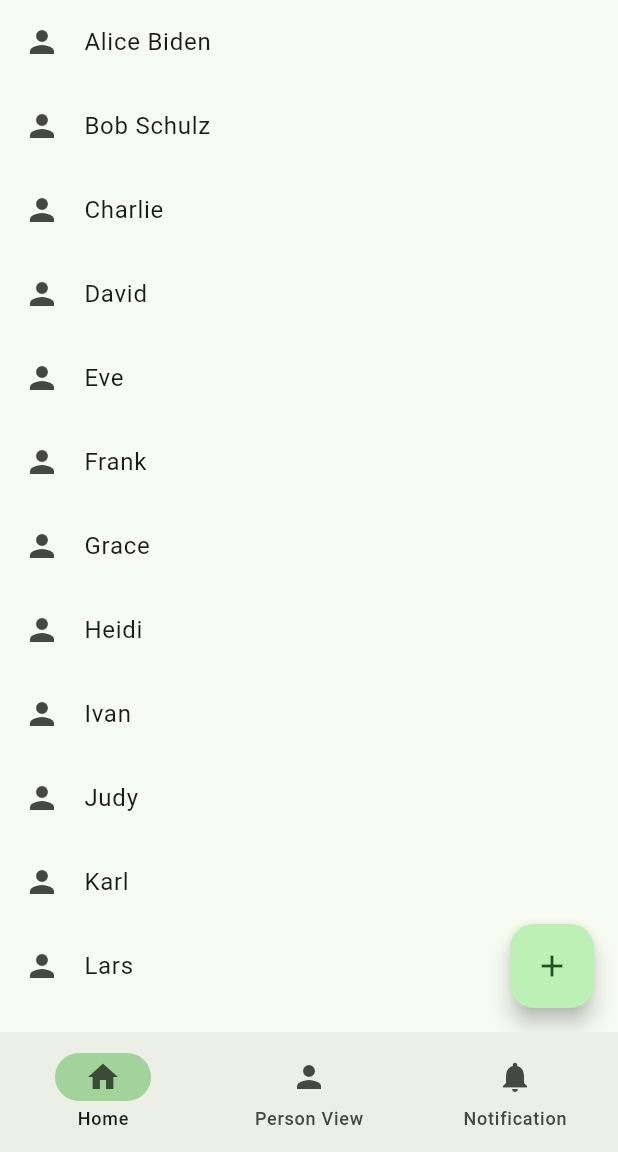
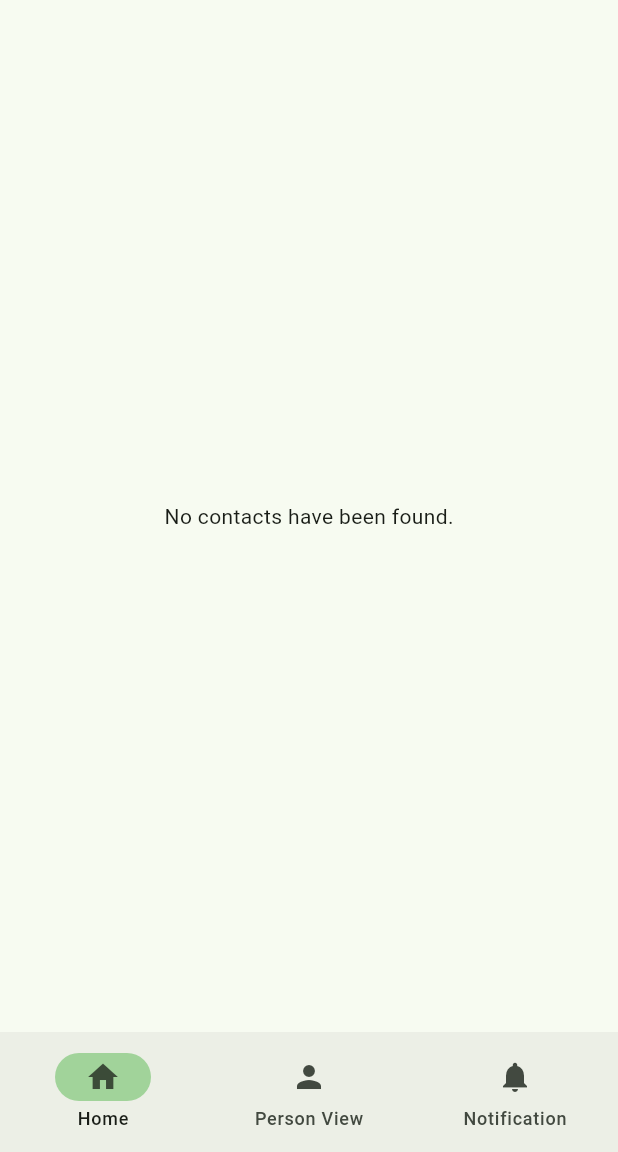
Before and after one commit to Driemtax/connect2, a Flutter app: the screen it shows after launch, on a phone screen of 412 x 824 dp, the part 84-1236 px from its top. Run offline on Flutter 3.47's test engine with Material 3 defaults, Android fonts, the light colour scheme and no system bars; our stand-ins replace flutter_contacts.

Commit message:
feat(home_view): Loading contacts from contact_service

```diff
--- a/lib/screens/home_view.dart
+++ b/lib/screens/home_view.dart
@@ -1,16 +1,73 @@
+import 'package:connect2/exceptions/exceptions.dart';
 import 'package:connect2/screens/person_card_view.dart';
+import 'package:connect2/services/contacts_service.dart';
 import 'package:flutter/material.dart';
+import 'package:flutter_contacts/flutter_contacts.dart';
 
 // HomeContent Widget: Die scrollbare Liste
-class HomeContent extends StatelessWidget {
+class HomeContent extends StatefulWidget {
   const HomeContent({super.key});
 
   @override
+  HomeContentState createState() => HomeContentState();
+}
+
+class HomeContentState extends State<HomeContent> {
+  List<Contact> contacts = [];
+  bool permissionDenied = false;
+
+  void loadContacts() async {
+    try {
+      final fetchedContacts = await getContacts();
+      setState(() {
+        contacts = fetchedContacts;
+      });
+    } on PermissionDeniedException {
+      setState(() {
+        permissionDenied = true;
+      });
+    }
+  }
+
+  @override
+  void initState() {
+    super.initState();
+    loadContacts();
+  }
+
+  @override
   Widget build(BuildContext context) {
-    final List<String> names = [
-      'Alice Biden', 'Bob Schulz', 'Charlie', 'David', 'Eve', 'Frank',
-      'Grace', 'Heidi', 'Ivan', 'Judy', 'Karl', 'Lars', 'Marta', 'Nicole'
-    ];
+    // TODO prettify the view
+    if (permissionDenied) {
+      return Scaffold(
+        body: Center(
+          child: TextButton(
+            style: const ButtonStyle(
+              foregroundColor: WidgetStatePropertyAll(Colors.blue)
+            ),
+            onPressed: () {
+              loadContacts();
+            },
+            child: const Text('Give permissions to laod contacts'), // TODO add i18
+          ), // TODO add i18
+        )
+      );
+    }
+
+    final List<String> names = contacts.map((e) {
+      if (e.displayName.isEmpty) {
+        return 'No Name'; // TODO add i18
+      }
+      return e.displayName;
+    }).toList();
+
+    // TODO prettify the message
+    if (contacts.isEmpty) {
+      return const Scaffold(
+        body:
+            Center(child: Text('No contacts have been found.')), // TODO add i18
+      );
+    }
 
     return Scaffold(
       floatingActionButton: FloatingActionButton(
@@ -27,7 +84,7 @@ class HomeContent extends StatelessWidget {
         itemCount: names.length,
         itemBuilder: (context, index) {
           return ListTile(
-            leading: const Icon(Icons.person),  // Icon links vom Namen
+            leading: const Icon(Icons.person),
             title: Text(names[index]),
           );
         },
```
